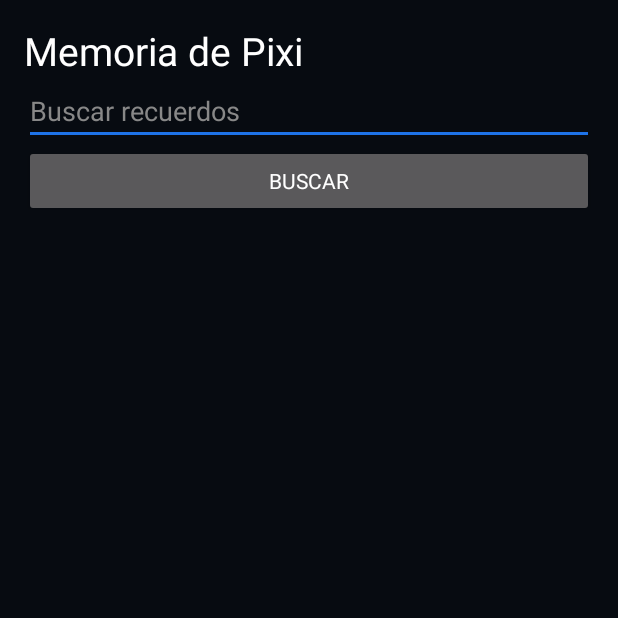
After one commit to gabostorecodex-design/pixi-control, an Android app: the MemoryActivity screen opened directly, with no data from a screen before it, on a phone screen of 412 x 824 dp, the top half of it. The commit adds this screen. Run offline under Robolectric (Android 15) with nearby library versions, the light colour scheme and no system bars.

Commit message:
feat: add persistent memory foundation and action tracing

```diff
--- a/pixi-android/app/src/main/AndroidManifest.xml
+++ b/pixi-android/app/src/main/AndroidManifest.xml
@@ -19,6 +19,7 @@
             <intent-filter><action android:name="android.intent.action.MAIN" /><category android:name="android.intent.category.LAUNCHER" /></intent-filter>
         </activity>
         <activity android:name=".AlarmActivity" android:exported="false" />
+        <activity android:name=".MemoryActivity" android:exported="false" />
         <service android:name=".ConversationService" android:exported="false" android:foregroundServiceType="microphone|connectedDevice" />
         <receiver android:name=".AlarmReceiver" android:exported="false" />
     </application>
--- /dev/null
+++ b/pixi-android/app/src/main/java/com/pixilife/android/MemoryActivity.java
@@ -0,0 +1,14 @@
+package com.pixilife.android;
+
+import android.app.Activity;
+import android.graphics.Color;
+import android.os.Bundle;
+import android.widget.*;
+import org.json.JSONArray;
+import org.json.JSONObject;
+
+public class MemoryActivity extends Activity {
+    private MemoryManager manager; private LinearLayout list; private EditText search;
+    @Override public void onCreate(Bundle state){super.onCreate(state);manager=new MemoryManager(this);LinearLayout root=new LinearLayout(this);root.setOrientation(LinearLayout.VERTICAL);root.setPadding(24,24,24,24);root.setBackgroundColor(Color.rgb(7,11,17));TextView title=new TextView(this);title.setText("Memoria de Pixi");title.setTextSize(26);title.setTextColor(Color.WHITE);root.addView(title);search=new EditText(this);search.setHint("Buscar recuerdos");search.setTextColor(Color.WHITE);search.setHintTextColor(Color.GRAY);root.addView(search);Button find=new Button(this);find.setText("Buscar");find.setOnClickListener(v->render(search.getText().toString()));root.addView(find);ScrollView scroll=new ScrollView(this);list=new LinearLayout(this);list.setOrientation(LinearLayout.VERTICAL);scroll.addView(list);root.addView(scroll,new LinearLayout.LayoutParams(-1,0,1));setContentView(root);render("");}
+    private void render(String term){list.removeAllViews();JSONArray memories=term.trim().isEmpty()?manager.listMemories():manager.searchMemory(term.trim());for(int i=0;i<memories.length();i++){JSONObject memory=memories.optJSONObject(i);if(memory==null)continue;LinearLayout row=new LinearLayout(this);row.setOrientation(LinearLayout.VERTICAL);TextView text=new TextView(this);text.setText((memory.optBoolean("important")?"IMPORTANTE: ":"")+memory.optString("content"));text.setTextColor(Color.WHITE);row.addView(text);Button delete=new Button(this);delete.setText("Eliminar");long id=memory.optLong("id");delete.setOnClickListener(v->{manager.deleteMemory(id);render(search.getText().toString());});row.addView(delete);list.addView(row);}}
+}
--- /dev/null
+++ b/pixi-android/app/src/main/java/com/pixilife/android/MemoryDatabase.java
@@ -0,0 +1,20 @@
+package com.pixilife.android;
+
+import android.content.Context;
+import android.database.sqlite.SQLiteDatabase;
+import android.database.sqlite.SQLiteOpenHelper;
+
+public final class MemoryDatabase extends SQLiteOpenHelper {
+    public static final int VERSION=1;
+    public MemoryDatabase(Context context){super(context,"pixi_memory.db",null,VERSION);}
+    @Override public void onConfigure(SQLiteDatabase db){db.setForeignKeyConstraintsEnabled(true);db.enableWriteAheadLogging();}
+    @Override public void onCreate(SQLiteDatabase db){
+        db.execSQL("CREATE TABLE memories(id INTEGER PRIMARY KEY AUTOINCREMENT,type TEXT NOT NULL,content TEXT NOT NULL,important INTEGER NOT NULL DEFAULT 0,created_at INTEGER NOT NULL,updated_at INTEGER NOT NULL)");
+        db.execSQL("CREATE INDEX idx_memories_type ON memories(type)");
+        db.execSQL("CREATE TABLE actions(id INTEGER PRIMARY KEY AUTOINCREMENT,created_at INTEGER NOT NULL,source TEXT,request TEXT,skill TEXT,rule_name TEXT,data_used TEXT,provider TEXT,result TEXT,error TEXT)");
+        db.execSQL("CREATE TABLE settings(key TEXT PRIMARY KEY,value TEXT NOT NULL,updated_at INTEGER NOT NULL)");
+        db.execSQL("CREATE TABLE reminders(id INTEGER PRIMARY KEY AUTOINCREMENT,text TEXT NOT NULL,due_at INTEGER NOT NULL,repeat_rule TEXT,status TEXT NOT NULL,created_at INTEGER NOT NULL)");
+        db.execSQL("CREATE TABLE tasks(id INTEGER PRIMARY KEY AUTOINCREMENT,text TEXT NOT NULL,done INTEGER NOT NULL DEFAULT 0,created_at INTEGER NOT NULL,updated_at INTEGER NOT NULL)");
+    }
+    @Override public void onUpgrade(SQLiteDatabase db,int oldVersion,int newVersion){}
+}
--- /dev/null
+++ b/pixi-android/app/src/main/java/com/pixilife/android/MemoryManager.java
@@ -0,0 +1,26 @@
+package com.pixilife.android;
+
+import android.content.ContentValues;
+import android.content.Context;
+import android.database.Cursor;
+import android.database.sqlite.SQLiteDatabase;
+import org.json.JSONArray;
+import org.json.JSONObject;
+
+public final class MemoryManager {
+    public static final String SESSION_MEMORY="session",SHORT_TERM_MEMORY="short",LONG_TERM_MEMORY="long",IMPORTANT_MEMORY="important",SYSTEM_MEMORY="system";
+    private final MemoryDatabase database;
+    public MemoryManager(Context context){database=new MemoryDatabase(context.getApplicationContext());}
+    public long saveMemory(String type,String content,boolean important){long now=System.currentTimeMillis();ContentValues v=new ContentValues();v.put("type",type);v.put("content",content.trim());v.put("important",important?1:0);v.put("created_at",now);v.put("updated_at",now);return database.getWritableDatabase().insertOrThrow("memories",null,v);}
+    public JSONObject getMemory(long id){try(Cursor c=database.getReadableDatabase().query("memories",null,"id=?",new String[]{String.valueOf(id)},null,null,null)){return c.moveToFirst()?row(c):null;}}
+    public JSONArray searchMemory(String query){return query("content LIKE ?",new String[]{"%"+query+"%"});}
+    public JSONArray listMemories(){return query(null,null);}
+    public boolean updateMemory(long id,String content,boolean important){ContentValues v=new ContentValues();v.put("content",content.trim());v.put("important",important?1:0);v.put("updated_at",System.currentTimeMillis());return database.getWritableDatabase().update("memories",v,"id=?",new String[]{String.valueOf(id)})>0;}
+    public boolean deleteMemory(long id){return database.getWritableDatabase().delete("memories","id=?",new String[]{String.valueOf(id)})>0;}
+    public String exportMemory(){return listMemories().toString();}
+    public int importMemory(String json)throws Exception{JSONArray a=new JSONArray(json);int count=0;SQLiteDatabase db=database.getWritableDatabase();db.beginTransaction();try{for(int i=0;i<a.length();i++){JSONObject o=a.getJSONObject(i);saveMemory(o.optString("type",LONG_TERM_MEMORY),o.getString("content"),o.optBoolean("important"));count++;}db.setTransactionSuccessful();}finally{db.endTransaction();}return count;}
+    public String context(int limit){JSONArray a=query(null,null,"important DESC,updated_at DESC",limit);StringBuilder s=new StringBuilder();for(int i=0;i<a.length();i++){JSONObject o=a.optJSONObject(i);if(o!=null)s.append("- ").append(o.optString("content")).append('\n');}return s.toString();}
+    private JSONArray query(String where,String[] args){return query(where,args,"important DESC,updated_at DESC",100);}
+    private JSONArray query(String where,String[] args,String order,int limit){JSONArray out=new JSONArray();try(Cursor c=database.getReadableDatabase().query("memories",null,where,args,null,null,order,String.valueOf(limit))){while(c.moveToNext())out.put(row(c));}return out;}
+    private JSONObject row(Cursor c){JSONObject o=new JSONObject();try{o.put("id",c.getLong(c.getColumnIndexOrThrow("id")));o.put("type",c.getString(c.getColumnIndexOrThrow("type")));o.put("content",c.getString(c.getColumnIndexOrThrow("content")));o.put("important",c.getInt(c.getColumnIndexOrThrow("important"))==1);o.put("createdAt",c.getLong(c.getColumnIndexOrThrow("created_at")));o.put("updatedAt",c.getLong(c.getColumnIndexOrThrow("updated_at")));}catch(Exception ignored){}return o;}
+}
```
Also changed, not shown: pixi-android/app/src/main/java/com/pixilife/android/ActionExplanationManager.java (added, +11 -0 lines), pixi-android/app/src/main/java/com/pixilife/android/ConversationService.java (+7 -4 lines), pixi-android/app/src/main/java/com/pixilife/android/MainActivity.java (+1 -1 lines), pixi-android/app/src/main/java/com/pixilife/android/PixiStateManager.java (added, +9 -0 lines), 7 other files.
